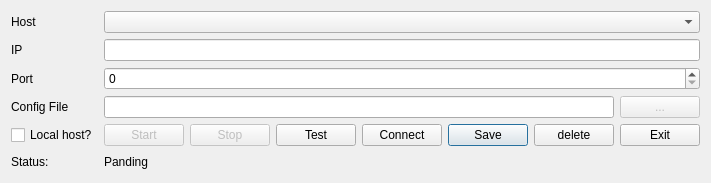
fdar0536/Simple-Task-Queue, file client/ui/settingsdialog.ui: the form before one commit.
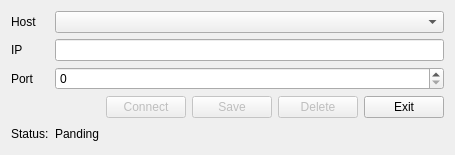
The form after the commit.

Commit message: feat: more settings dialog

```diff
--- a/client/ui/settingsdialog.ui
+++ b/client/ui/settingsdialog.ui
@@ -6,19 +6,22 @@
    <rect>
     <x>0</x>
     <y>0</y>
-    <width>671</width>
-    <height>183</height>
+    <width>432</width>
+    <height>150</height>
    </rect>
   </property>
   <property name="windowTitle">
    <string>Settings</string>
   </property>
   <layout class="QGridLayout" name="gridLayout">
-   <item row="1" column="2" colspan="8">
+   <item row="1" column="2" colspan="6">
     <widget class="QLineEdit" name="ip"/>
    </item>
-   <item row="5" column="7">
+   <item row="4" column="5">
     <widget class="QPushButton" name="saveBtn">
+     <property name="enabled">
+      <bool>false</bool>
+     </property>
      <property name="text">
       <string>Save</string>
      </property>
@@ -31,63 +34,7 @@
      </property>
     </widget>
    </item>
-   <item row="5" column="1">
-    <widget class="QCheckBox" name="localHost">
-     <property name="text">
-      <string>Local host?</string>
-     </property>
-    </widget>
-   </item>
-   <item row="3" column="9">
-    <widget class="QPushButton" name="configPathBtn">
-     <property name="enabled">
-      <bool>false</bool>
-     </property>
-     <property name="text">
-      <string>...</string>
-     </property>
-    </widget>
-   </item>
-   <item row="1" column="1">
-    <widget class="QLabel" name="label">
-     <property name="font">
-      <font>
-       <pointsize>9</pointsize>
-      </font>
-     </property>
-     <property name="text">
-      <string>IP</string>
-     </property>
-    </widget>
-   </item>
-   <item row="5" column="9">
-    <widget class="QPushButton" name="exitBtn">
-     <property name="text">
-      <string>Exit</string>
-     </property>
-    </widget>
-   </item>
-   <item row="5" column="3" colspan="2">
-    <widget class="QPushButton" name="stopBtn">
-     <property name="enabled">
-      <bool>false</bool>
-     </property>
-     <property name="text">
-      <string>Stop</string>
-     </property>
-    </widget>
-   </item>
-   <item row="5" column="2">
-    <widget class="QPushButton" name="startBtn">
-     <property name="enabled">
-      <bool>false</bool>
-     </property>
-     <property name="text">
-      <string>Start</string>
-     </property>
-    </widget>
-   </item>
-   <item row="6" column="6" colspan="4">
+   <item row="5" column="4" colspan="4">
     <spacer name="horizontalSpacer">
      <property name="orientation">
       <enum>Qt::Horizontal</enum>
@@ -100,16 +47,6 @@
      </property>
     </spacer>
    </item>
-   <item row="5" column="5">
-    <widget class="QPushButton" name="testBtn">
-     <property name="enabled">
-      <bool>true</bool>
-     </property>
-     <property name="text">
-      <string>Test</string>
-     </property>
-    </widget>
-   </item>
    <item row="0" column="1">
     <widget class="QLabel" name="label_4">
      <property name="text">
@@ -117,64 +54,85 @@
      </property>
     </widget>
    </item>
-   <item row="6" column="2" colspan="4">
+   <item row="5" column="2" colspan="2">
     <widget class="QLabel" name="status">
      <property name="text">
       <string>Panding</string>
      </property>
     </widget>
    </item>
-   <item row="5" column="8">
+   <item row="4" column="6">
     <widget class="QPushButton" name="deleteBtn">
+     <property name="enabled">
+      <bool>false</bool>
+     </property>
      <property name="text">
-      <string>delete</string>
+      <string>Delete</string>
      </property>
     </widget>
    </item>
-   <item row="0" column="2" colspan="8">
+   <item row="0" column="2" colspan="6">
     <widget class="QComboBox" name="hosts">
      <property name="editable">
       <bool>false</bool>
      </property>
     </widget>
    </item>
-   <item row="3" column="1">
-    <widget class="QLabel" name="label_3">
+   <item row="1" column="1">
+    <widget class="QLabel" name="label">
+     <property name="font">
+      <font>
+       <pointsize>9</pointsize>
+      </font>
+     </property>
      <property name="text">
-      <string>Config File</string>
+      <string>IP</string>
      </property>
     </widget>
    </item>
-   <item row="5" column="6">
+   <item row="4" column="7">
+    <widget class="QPushButton" name="exitBtn">
+     <property name="text">
+      <string>Exit</string>
+     </property>
+    </widget>
+   </item>
+   <item row="2" column="2" colspan="6">
+    <widget class="QSpinBox" name="port">
+     <property name="maximum">
+      <number>65535</number>
+     </property>
+    </widget>
+   </item>
+   <item row="4" column="4">
     <widget class="QPushButton" name="connectBtn">
+     <property name="enabled">
+      <bool>false</bool>
+     </property>
      <property name="text">
       <string>Connect</string>
      </property>
     </widget>
    </item>
-   <item row="6" column="1">
+   <item row="5" column="1">
     <widget class="QLabel" name="label_6">
      <property name="text">
       <string>Status:</string>
      </property>
     </widget>
    </item>
-   <item row="2" column="2" colspan="8">
-    <widget class="QSpinBox" name="port">
-     <property name="maximum">
-      <number>65535</number>
+   <item row="4" column="1" colspan="3">
+    <spacer name="horizontalSpacer_2">
+     <property name="orientation">
+      <enum>Qt::Horizontal</enum>
      </property>
-    </widget>
-   </item>
-   <item row="3" column="2" colspan="7">
-    <widget class="QLineEdit" name="configPath">
-     <property name="enabled">
-      <bool>true</bool>
+     <property name="sizeHint" stdset="0">
+      <size>
+       <width>40</width>
+       <height>20</height>
+      </size>
      </property>
-     <property name="readOnly">
-      <bool>true</bool>
-     </property>
-    </widget>
+    </spacer>
    </item>
   </layout>
  </widget>
```
The commit also changes 4 other files.
